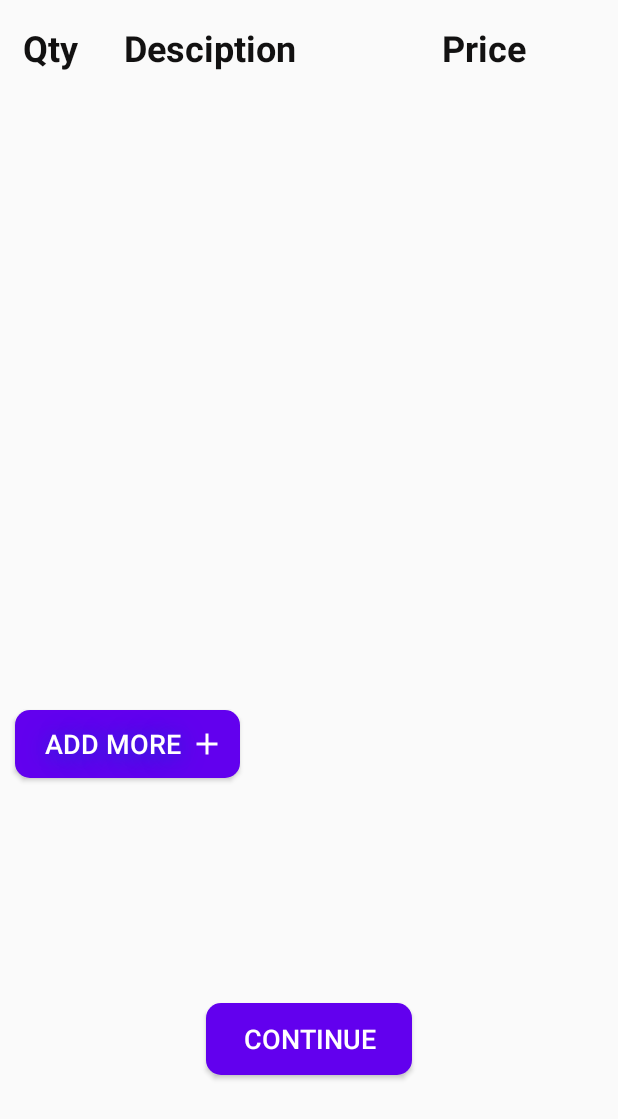
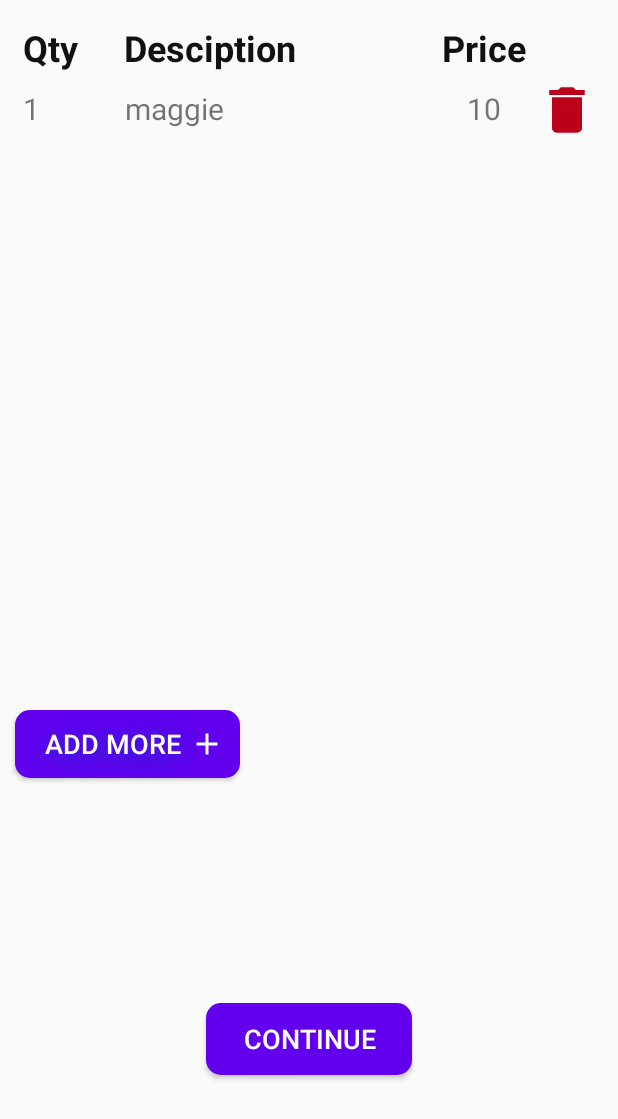
Before and after one commit to ravikant0055/IpayApp, an Android app: the layout activity_list.xml on its own in the app's theme, with its tools: preview values and no code run, on a phone screen of 412 x 824 dp. Shown: the top 1119 px of the screen. Run offline under Robolectric (Android 15) with nearby library versions, the phone set to English and light mode, and no system bars.

Commit message:
add recycler

```diff
--- a/app/src/main/res/layout/activity_list.xml
+++ b/app/src/main/res/layout/activity_list.xml
@@ -51,7 +51,10 @@
 
     <androidx.recyclerview.widget.RecyclerView
         android:layout_width="match_parent"
-        android:layout_height="400dp" />
+        android:layout_height="400dp"
+        android:id="@+id/itemlistview"
+        tools:listitem="@layout/additem"
+        />
 
     <Button
         android:id="@+id/btnadd"
```
